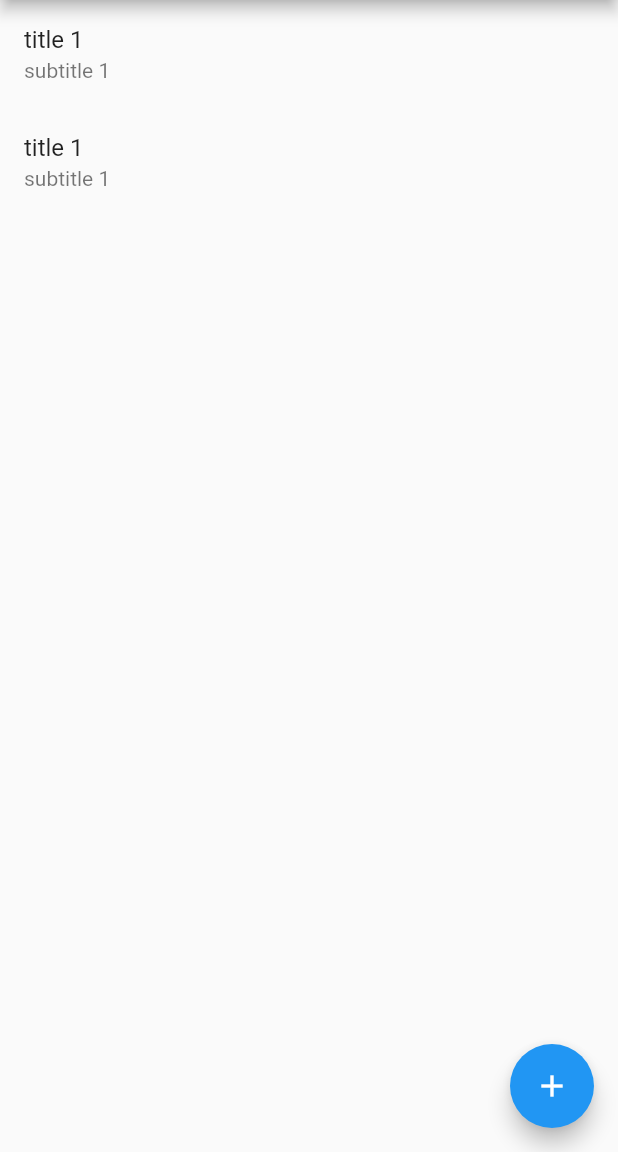
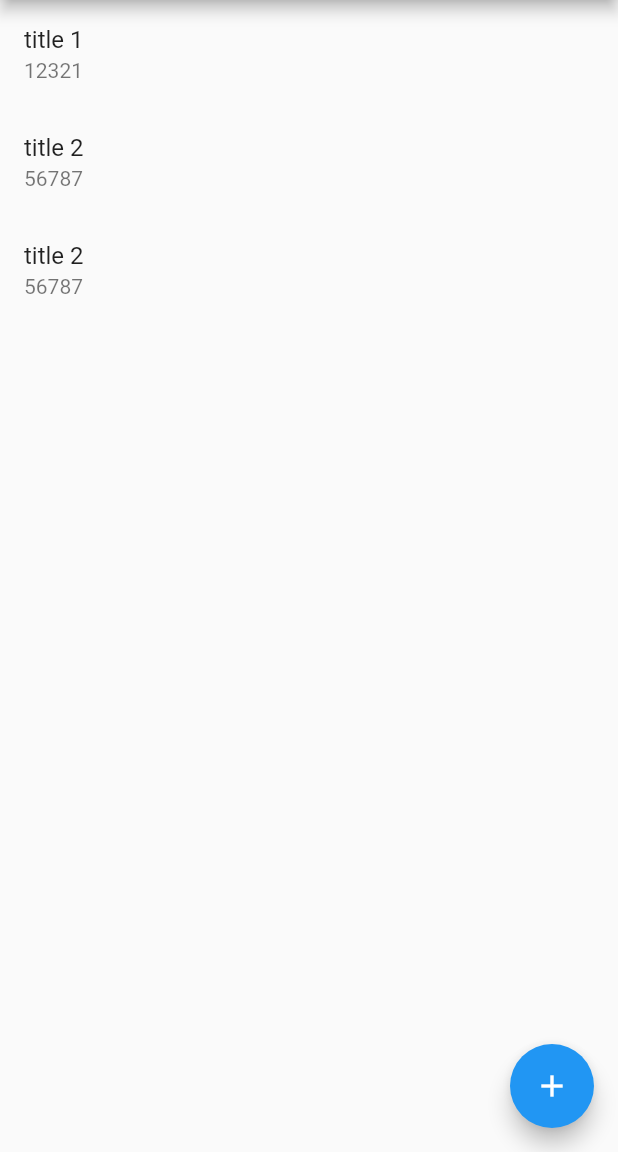
Before and after one commit to teddyjune/todolist, a Flutter app: the screen it shows after launch, on a phone screen of 412 x 824 dp, the part 84-1236 px from its top. Run offline on Flutter 3.47's test engine with Material 2 defaults, Android fonts, the phone set to English and light mode, and no system bars.

Commit message:
feat: 모델클래스 만들고 화면에 표시

```diff
--- a/lib/list_screen.dart
+++ b/lib/list_screen.dart
@@ -1,24 +1,41 @@
 import 'package:flutter/material.dart';
 import 'package:todolist/create_screen.dart';
+import 'package:todolist/todo.dart';
 
-class ListScreen extends StatelessWidget {
+class ListScreen extends StatefulWidget {
   const ListScreen({Key? key}) : super(key: key);
+
+  @override
+  State<ListScreen> createState() => _ListScreenState();
+}
+
+class _ListScreenState extends State<ListScreen> {
+  final todos = [
+    Todo(
+      title: 'title 1',
+      dateTime: 12321,
+    ),
+    Todo(
+      title: 'title 2',
+      dateTime: 56787,
+    ),
+    Todo(
+      title: 'title 2',
+      dateTime: 56787,
+    ),
+  ];
 
   @override
   Widget build(BuildContext context) {
     return Scaffold(
       appBar: AppBar(title: const Text('Todo 리스트')),
       body: ListView(
-        children: const [
-          ListTile(
-            title: Text('title 1'),
-            subtitle: Text('subtitle 1'),
-          ),
-          ListTile(
-            title: Text('title 1'),
-            subtitle: Text('subtitle 1'),
-          ),
-        ],
+        children: todos
+            .map((todo) => ListTile(
+                  title: Text(todo.title),
+                  subtitle: Text('${todo.dateTime}'),
+                ))
+            .toList(),
       ),
       floatingActionButton: FloatingActionButton(
         onPressed: () {
--- /dev/null
+++ b/lib/todo.dart
@@ -0,0 +1,9 @@
+class Todo {
+  String title;
+  int dateTime;
+
+  Todo({
+    required this.title,
+    required this.dateTime,
+  });
+}
```
